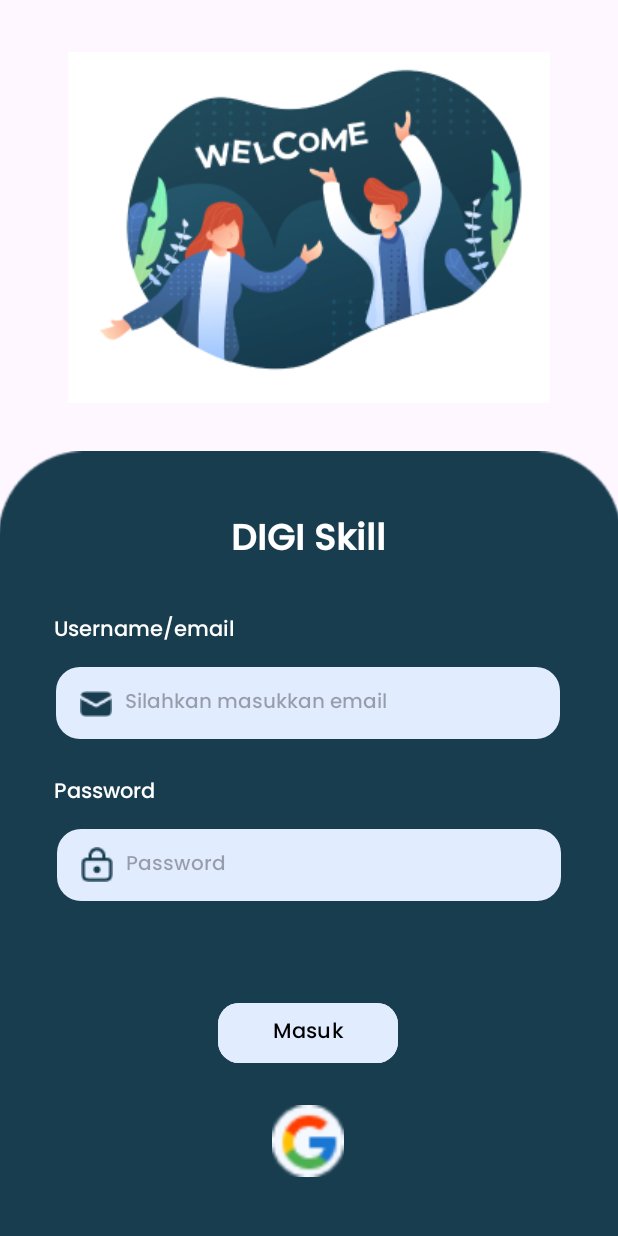
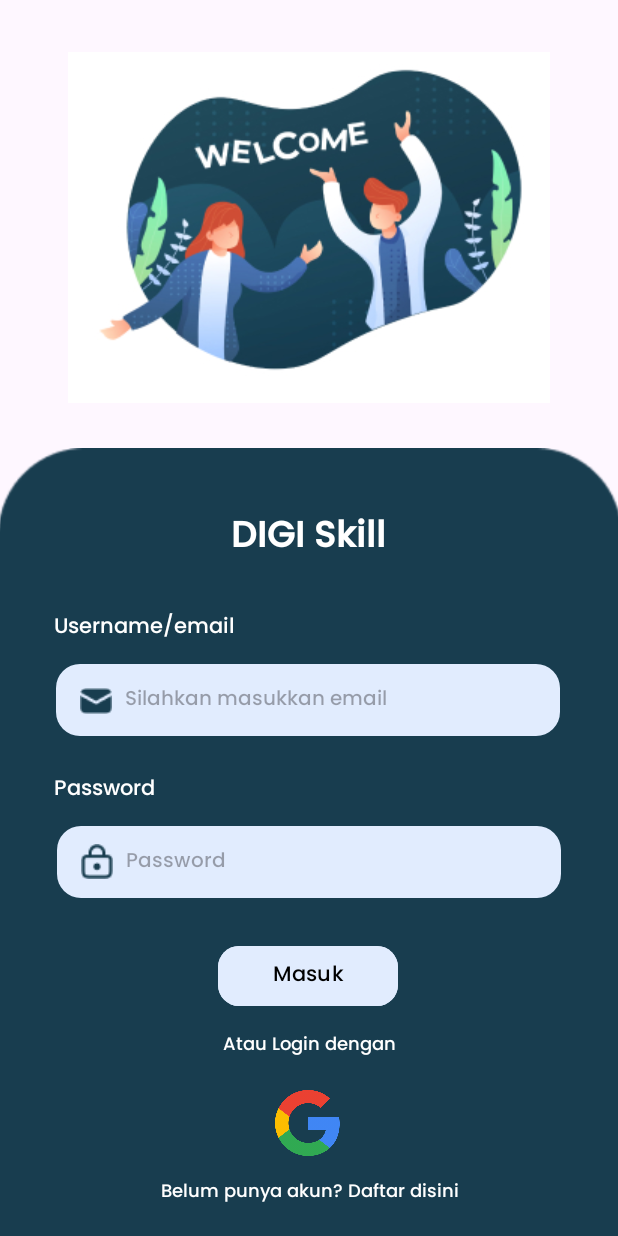
Before and after one commit to alifnay/praktik_firebase, an Android app: the login screen opened directly, with no data from a screen before it, on a phone screen of 412 x 824 dp. Run offline under Robolectric (Android 15) with nearby library versions, the phone set to English and light mode, and no system bars.

Commit message:
textview login to register done

```diff
--- a/app/src/main/java/com/example/firebaseapp/login.java
+++ b/app/src/main/java/com/example/firebaseapp/login.java
@@ -1,6 +1,9 @@
 package com.example.firebaseapp;
 
+import android.content.Intent;
 import android.os.Bundle;
+import android.view.View;
+import android.widget.TextView;
 
 import androidx.activity.EdgeToEdge;
 import androidx.appcompat.app.AppCompatActivity;
@@ -16,5 +19,16 @@ public class login extends AppCompatActivity {
         EdgeToEdge.enable(this);
         setContentView(R.layout.activity_login);
 
+        TextView textToRegister = findViewById(R.id.text_to_register);
+
+        // Tambahkan OnClickListener pada text_to_login
+        textToRegister.setOnClickListener(new View.OnClickListener() {
+            @Override
+            public void onClick(View v) {
+                // Pindah ke LoginActivity
+                Intent intent = new Intent(login.this, register.class);
+                startActivity(intent);
+            }
+        });
     }
 }
--- a/app/src/main/res/layout/activity_login.xml
+++ b/app/src/main/res/layout/activity_login.xml
@@ -31,7 +31,7 @@
         app:layout_constraintHorizontal_bias="0.586"
         app:layout_constraintStart_toStartOf="parent"
         app:layout_constraintTop_toBottomOf="@+id/welcome_logo"
-        app:layout_constraintVertical_bias="0.0" />
+        app:layout_constraintVertical_bias="0.129" />
 
     <TextView
         android:id="@+id/title_login"
@@ -120,7 +120,7 @@
         android:id="@+id/btn_login"
         android:layout_width="120dp"
         android:layout_height="wrap_content"
-        android:layout_marginTop="64dp"
+        android:layout_marginTop="28dp"
         android:backgroundTint="@color/light_blue"
         android:text="Masuk"
         android:textColor="@color/black"
@@ -130,16 +130,41 @@
         app:layout_constraintStart_toStartOf="parent"
         app:layout_constraintTop_toBottomOf="@+id/editText_password" />
 
+    <TextView
+        android:id="@+id/login_with"
+        android:layout_width="wrap_content"
+        android:layout_height="wrap_content"
+        android:layout_marginTop="60dp"
+        android:text="Atau Login dengan"
+        android:textColor="@color/white"
+        android:textSize="12sp"
+        app:layout_constraintEnd_toEndOf="parent"
+        app:layout_constraintStart_toStartOf="parent"
+        app:layout_constraintTop_toTopOf="@+id/btn_login" />
+
     <ImageButton
         android:id="@+id/btn_google"
         android:layout_width="48dp"
         android:layout_height="48dp"
-        android:layout_marginTop="24dp"
-        android:background="@drawable/btn_google"
+        android:layout_marginTop="50dp"
+        android:background="@drawable/logo_google"
         android:contentDescription="TODO"
         app:layout_constraintEnd_toEndOf="parent"
         app:layout_constraintHorizontal_bias="0.498"
         app:layout_constraintStart_toStartOf="parent"
         app:layout_constraintTop_toBottomOf="@+id/btn_login" />
 
+    <TextView
+        android:id="@+id/text_to_register"
+        android:layout_width="wrap_content"
+        android:layout_height="wrap_content"
+        android:layout_marginTop="60dp"
+        android:text="Belum punya akun? Daftar disini"
+        android:textColor="@color/white"
+        android:textSize="12sp"
+        app:layout_constraintEnd_toEndOf="parent"
+        app:layout_constraintHorizontal_bias="0.502"
+        app:layout_constraintStart_toStartOf="parent"
+        app:layout_constraintTop_toTopOf="@+id/btn_google" />
+
 </androidx.constraintlayout.widget.ConstraintLayout>
```
Also changed, not shown: app/src/main/res/drawable/logo_google.png (added).
